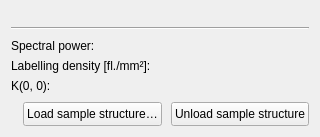
This is frcpredict/ui/input/sample/sample_properties_w.ui in Bodeeen/Resolution_prediction_software as Qt 5 draws it before an edit. The edited form follows.
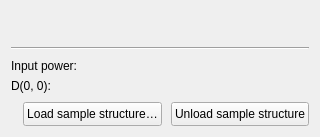
This is the edited form. Custom widgets are drawn as their Qt base class.

Commit message: feat: dynamic generation of sample structures

What changed in the file:
```diff
--- a/frcpredict/ui/input/sample/sample_properties_w.ui
+++ b/frcpredict/ui/input/sample/sample_properties_w.ui
@@ -38,7 +38,7 @@
      <item row="0" column="0">
       <widget class="QLabel" name="lblSpectralPower">
        <property name="text">
-        <string>Spectral power:</string>
+        <string>Input power:</string>
        </property>
       </widget>
      </item>
@@ -52,22 +52,12 @@
      <item row="1" column="0">
       <widget class="QLabel" name="lblLabellingDensity">
        <property name="text">
-        <string>Labelling density [fl./mm²]:</string>
+        <string>D(0, 0):</string>
        </property>
       </widget>
      </item>
      <item row="1" column="1">
-      <widget class="ExtendedFreeFloatBox" name="editLabellingDensity" native="true"/>
-     </item>
-     <item row="2" column="0">
-      <widget class="QLabel" name="lblKOrigin">
-       <property name="text">
-        <string>K(0, 0):</string>
-       </property>
-      </widget>
-     </item>
-     <item row="2" column="1">
-      <widget class="ExtendedFreeFloatBox" name="editKOrigin" native="true"/>
+      <widget class="ExtendedFreeFloatBox" name="editDOrigin" native="true"/>
      </item>
     </layout>
    </item>
```
Left out of the diff: 15 changed lines with no effect on the pictures. The commit also changes 46 other files.
